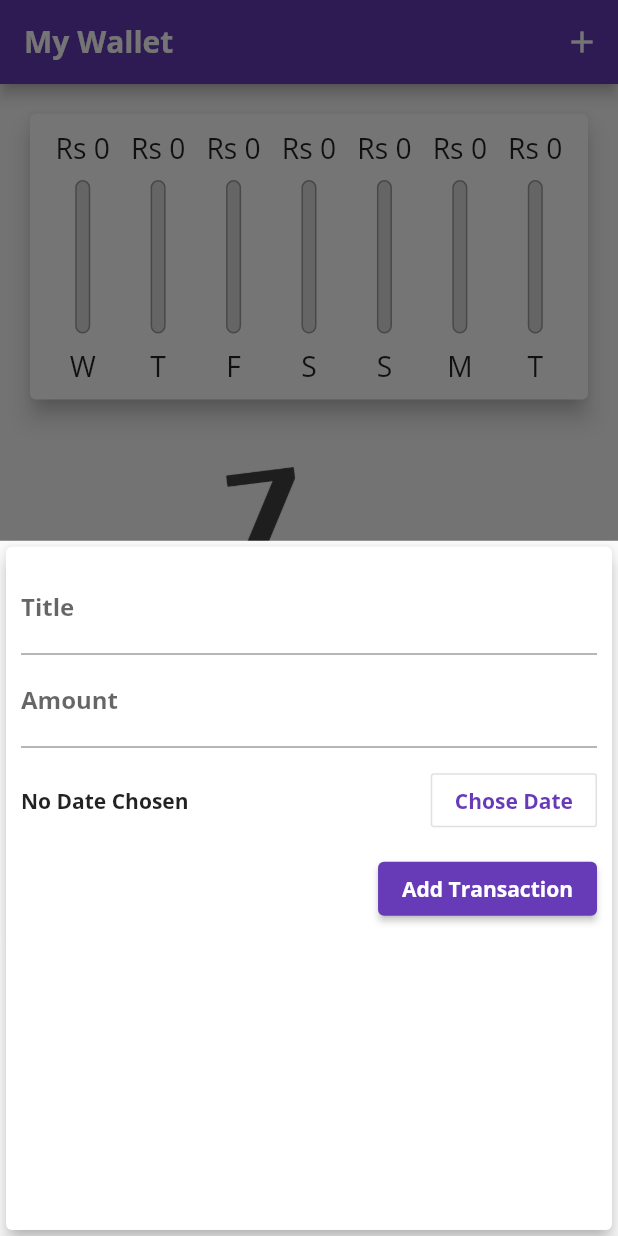
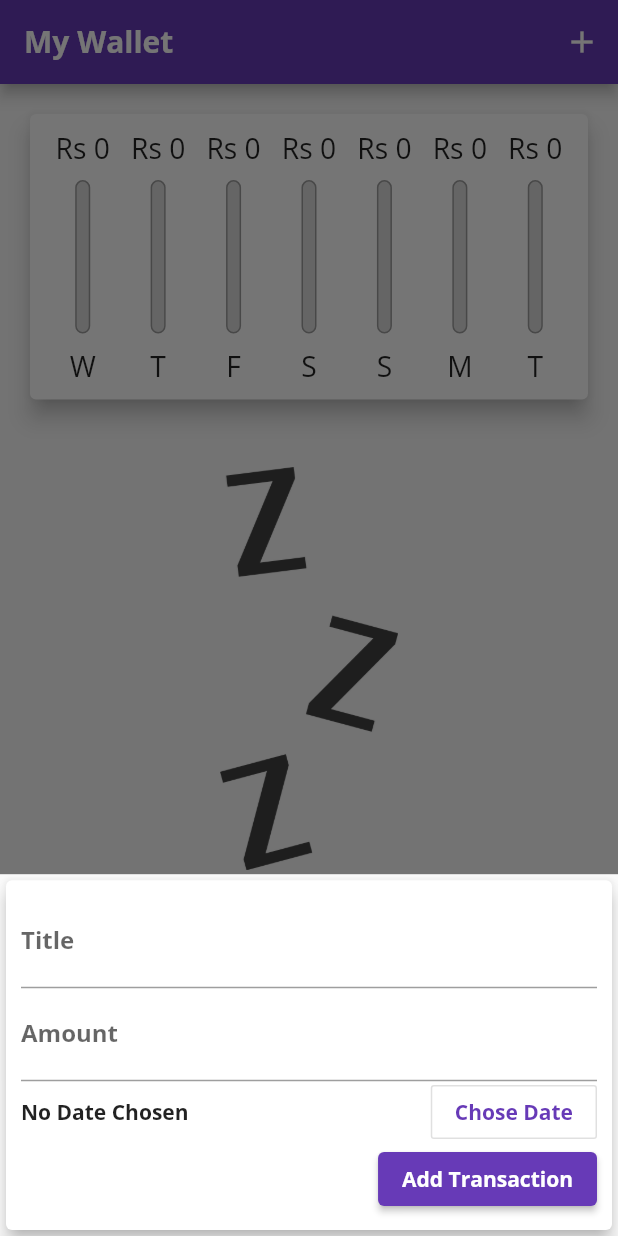
Before and after one commit to iamartyaa/MyWallet-App, a Flutter app: the screen it shows after launch, after a tap on the "add" icon, on a phone screen of 412 x 824 dp. Run offline on Flutter 3.47's test engine with Material 2 defaults, Android fonts, the light colour scheme and no system bars; missing offline and left inert: dart:ffi, flutter_rounded_date_picker.

Commit message:
bug fix in new_transaction.dart

```diff
--- a/lib/widgets/new_transaction.dart
+++ b/lib/widgets/new_transaction.dart
@@ -63,10 +63,16 @@
 
   @override
   Widget build(BuildContext context) {
-    return Card(
+    return SingleChildScrollView(
+      child: Card(
         elevation: 5,
         child: Container(
-        padding: EdgeInsets.all(10),
+          padding: EdgeInsets.only(
+            top: 10,
+            left: 10,
+            right: 10,
+            bottom: MediaQuery.of(context).viewInsets.bottom +10,
+          ),
           child: Column(
             crossAxisAlignment: CrossAxisAlignment.end,
             children: [
@@ -88,7 +94,7 @@
                 onSubmitted: (val) => submitData(),
               ),
               Container(
-              height: 70,
+                height: MediaQuery.of(context).size.height*0.05,
                 child: Row(
                   children: [
                     Expanded(
@@ -128,6 +134,7 @@
             ],
           ),
         ),
+      ),
     );
   }
 }
```
Lines whose indentation alone changed are shown as unchanged.
